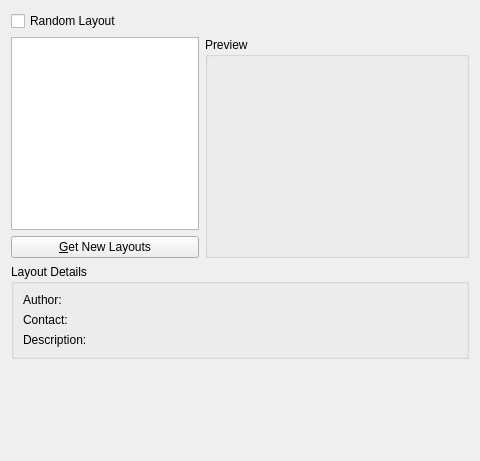
First picture: the form in src/gametype.ui, repository KDE/kmahjongg, before the edit.
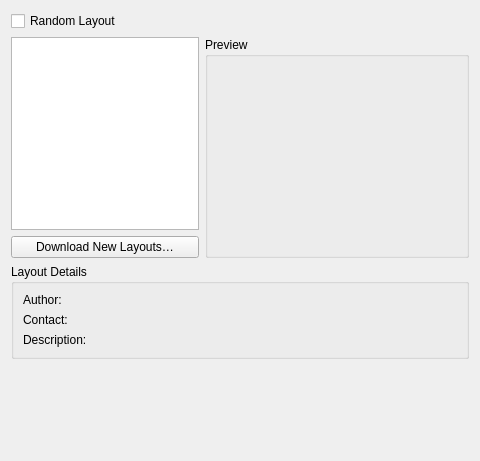
Second picture: the form after the edit.

Commit message: Layout selection UI: follow KNewStuff guideline for labelling the button

The edit to the form file:
```diff
--- a/src/gametype.ui
+++ b/src/gametype.ui
@@ -51,7 +51,7 @@
               <item>
                <widget class="QPushButton" name="getNewButton">
                 <property name="text">
-                 <string>&amp;Get New Layouts</string>
+                 <string>Download New Layouts…</string>
                 </property>
                </widget>
               </item>
```
